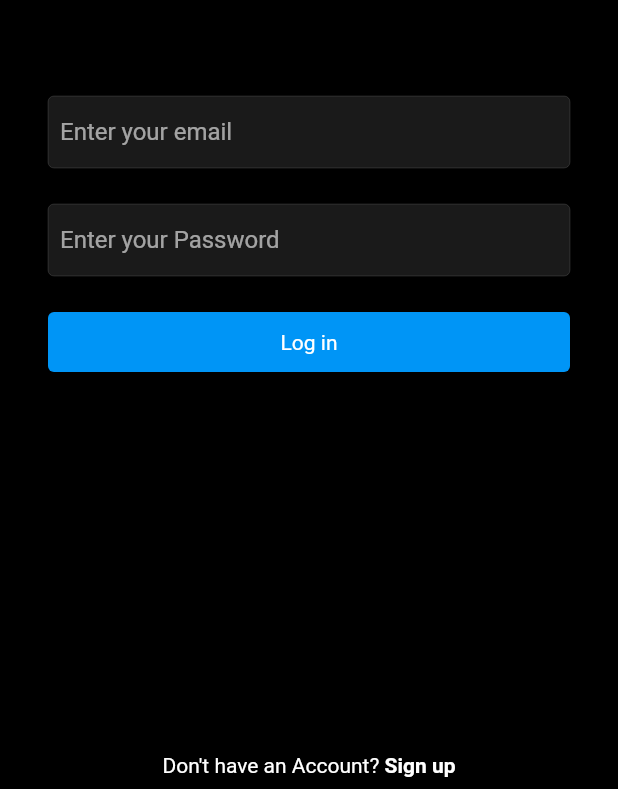
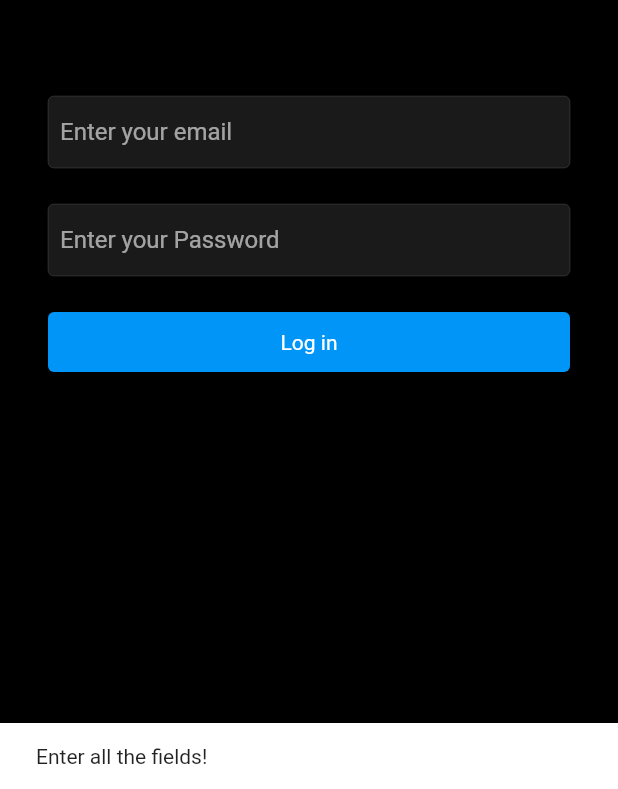
Before and after one commit to nikunjsaraf-oss/Picogram, a Flutter app: the LoginScreen screen opened directly, after a tap on "Log in", on a phone screen of 412 x 824 dp, the part 447-1236 px from its top. Run offline on Flutter 3.47's test engine with Material 2 defaults, Android fonts, the phone set to English and light mode, and no system bars; our stand-ins replace cloud_firestore, firebase_auth, firebase_core, firebase_storage, flutter_svg, image_picker; accounts and stored records are empty.

Commit message:
Finish Login scripting

```diff
--- a/lib/main.dart
+++ b/lib/main.dart
@@ -4,6 +4,7 @@ import 'package:flutter/material.dart';
 import 'package:picogram/responsive/mobile_screen_layout.dart';
 import 'package:picogram/responsive/responsive_layout.dart';
 import 'package:picogram/responsive/web_screen_layout.dart';
+import 'package:picogram/screens/login_screen.dart';
 import 'package:picogram/screens/signup_screen.dart';
 import 'package:picogram/utils/colors.dart';
 
@@ -40,7 +41,7 @@ class MyApp extends StatelessWidget {
       //   mobileScreenLayout: MobileScreenLayout(),
       //   webScreenLayout: WebScreenLayout(),
       // ),
-      home: const SignupScreen(),
+      home: const LoginScreen(),
     );
   }
 }
--- a/lib/resources/auth_methods.dart
+++ b/lib/resources/auth_methods.dart
@@ -28,7 +28,6 @@ class AuthMethod {
           password: password,
         );
 
-
         String photoURL = await StorageMethods()
             .upoadImageToStorage('profilePics', file, false);
         // Add user to database
@@ -43,14 +42,39 @@ class AuthMethod {
         });
         res = "success";
       }
-    } on FirebaseAuthException catch(err){
-      if(err.code == 'invalid-email'){
-        res = "Not a valid email";
-      } else if(err.code == 'weak-password'){
+    } on FirebaseAuthException catch (err) {
+      if (err.code == 'invalid-email') {
+        res = "Incorrect Email";
+      } else if (err.code == 'weak-password') {
         res = 'Password is too weak! It should be greater than 6 Characters';
       }
+    } catch (err) {
+      res = err.toString();
     }
-    catch (err) {
+    return res;
+  }
+
+  Future<String> logInUser({
+    required String email,
+    required String password,
+  }) async {
+    String res = "Some error occured";
+
+    try {
+      if (email.isNotEmpty && password.isNotEmpty) {
+        await _auth.signInWithEmailAndPassword(
+            email: email, password: password);
+        res = 'success';
+      } else {
+        res = "Enter all the fields!";
+      }
+    } on FirebaseAuthException catch(err){
+      if(err.code == 'user-not-found'){
+        res = 'Incorrect Email';
+      } else if(err.code == 'wrong-password'){
+        res = 'Wrong Password';
+      }
+    }catch (err) {
       res = err.toString();
     }
     return res;
--- a/lib/screens/login_screen.dart
+++ b/lib/screens/login_screen.dart
@@ -1,6 +1,8 @@
 import 'package:flutter/material.dart';
 import 'package:flutter_svg/flutter_svg.dart';
+import 'package:picogram/resources/auth_methods.dart';
 import 'package:picogram/utils/colors.dart';
+import 'package:picogram/utils/utils.dart';
 import 'package:picogram/widgets/text_field_input.dart';
 
 class LoginScreen extends StatefulWidget {
@@ -13,6 +15,7 @@ class LoginScreen extends StatefulWidget {
 class _LoginScreenState extends State<LoginScreen> {
   final TextEditingController _emailController = TextEditingController();
   final TextEditingController _passwordController = TextEditingController();
+  bool _isLoading = false;
 
   @override
   void dispose() {
@@ -69,8 +72,14 @@ class _LoginScreenState extends State<LoginScreen> {
 
               // Login Button
               InkWell(
-                onTap: () {},
-                child: Container(
+                onTap: logInUser,
+                child: _isLoading
+                    ? const Center(
+                        child: CircularProgressIndicator(
+                          color: primaryColor,
+                        ),
+                      )
+                    : Container(
                         child: const Text('Log in'),
                         width: double.infinity,
                         alignment: Alignment.center,
@@ -112,6 +121,7 @@ class _LoginScreenState extends State<LoginScreen> {
                         "Sign up",
                         style: TextStyle(
                           fontWeight: FontWeight.bold,
+                          color: blueColor,
                         ),
                       ),
                       padding: const EdgeInsets.symmetric(
@@ -127,4 +137,19 @@ class _LoginScreenState extends State<LoginScreen> {
       ),
     );
   }
+
+  void logInUser() async {
+    setState(() {
+      _isLoading = true;
+    });
+    String res = await AuthMethod().logInUser(
+        email: _emailController.text, password: _passwordController.text);
+    if (res == 'success') {
+    } else {
+      showSnackBar(res, context);
     }
+    setState(() {
+      _isLoading = false;
+    });
+  }
+}
```
Lines whose indentation alone changed are shown as unchanged.
